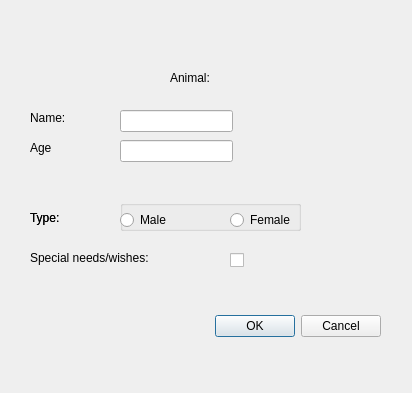
Before: the Qt Designer form CxxProject/cppproject/userexistswindow.ui in Kritsi/giterkjipt, drawn with Qt 5.
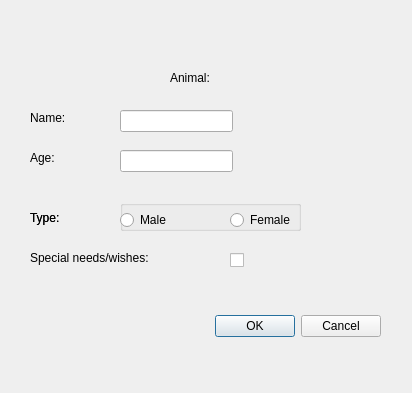
After: the same form once the commit is applied.

```diff
--- a/CxxProject/cppproject/userexistswindow.ui
+++ b/CxxProject/cppproject/userexistswindow.ui
@@ -59,7 +59,7 @@
    <property name="geometry">
     <rect>
      <x>120</x>
-     <y>140</y>
+     <y>150</y>
      <width>113</width>
      <height>22</height>
     </rect>
@@ -121,13 +121,13 @@
    <property name="geometry">
     <rect>
      <x>30</x>
-     <y>140</y>
+     <y>150</y>
      <width>81</width>
      <height>16</height>
     </rect>
    </property>
    <property name="text">
-    <string>Age</string>
+    <string>Age:</string>
    </property>
   </widget>
   <widget class="QLineEdit" name="inputName">
@@ -209,7 +209,7 @@
    <property name="geometry">
     <rect>
      <x>250</x>
-     <y>140</y>
+     <y>150</y>
      <width>151</width>
      <height>16</height>
     </rect>
```
